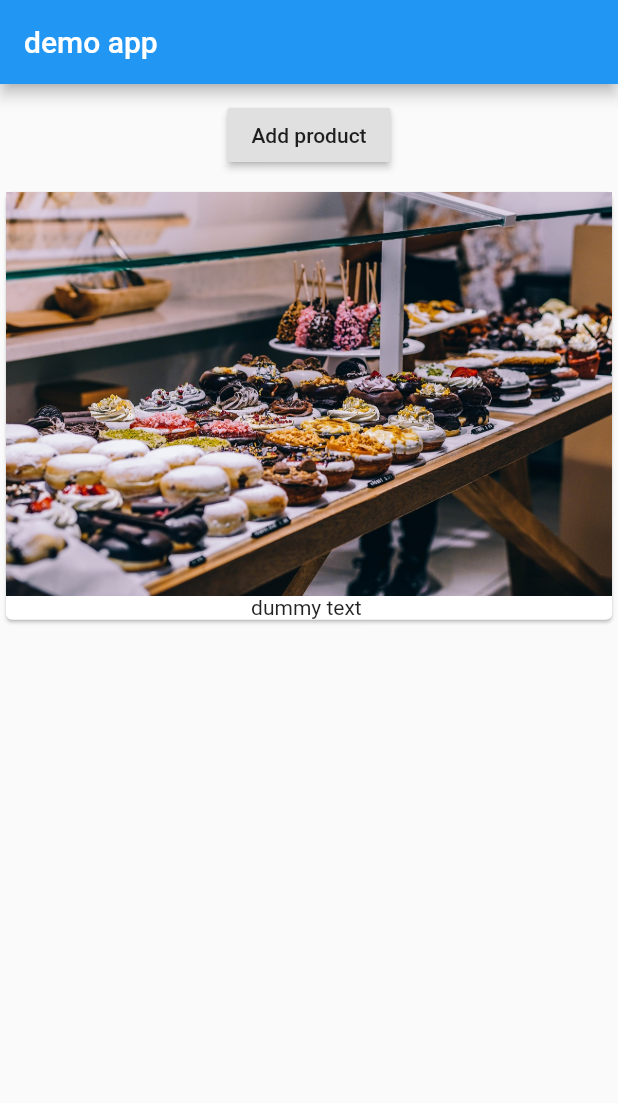
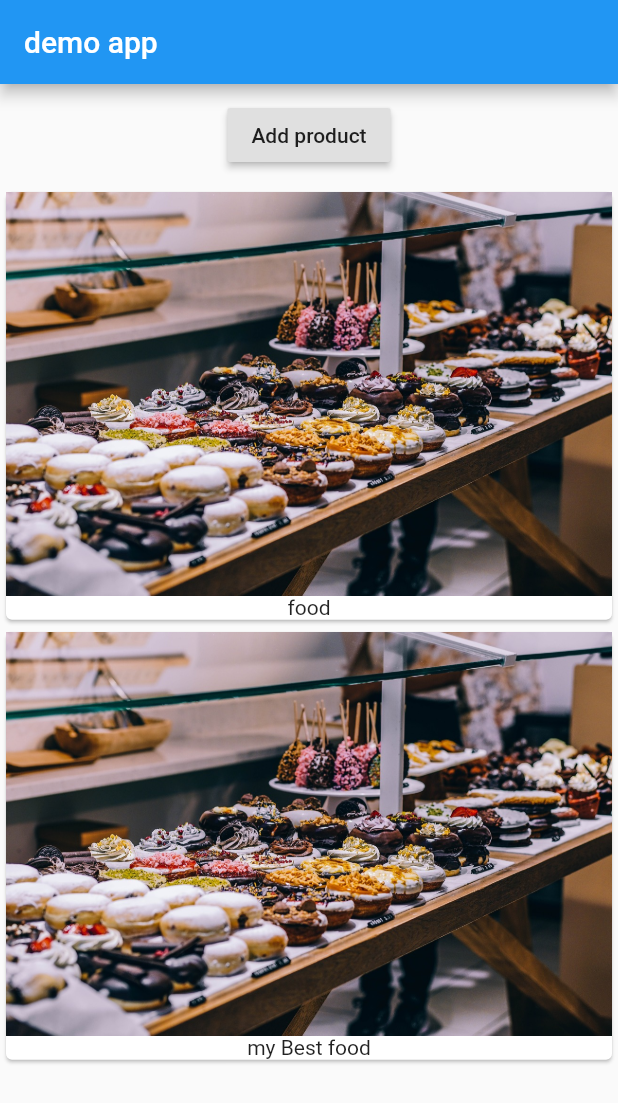
Before and after one commit to defoibrahim/flutter_products_store, a Flutter app: the screen it shows after launch, after a tap on "Add product", on a phone screen of 412 x 824 dp. Shown: the top 1103 px of the screen. Run offline on Flutter 3.47's test engine with Material 2 defaults, Android fonts, the phone set to English and light mode, and no system bars.

Commit message:
add list function

```diff
--- a/lib/main.dart
+++ b/lib/main.dart
@@ -2,10 +2,16 @@ import 'package:flutter/material.dart';
 
 void main() => runApp(MyApp());
 
-class MyApp extends StatelessWidget {
+class MyApp extends StatefulWidget {
+  @override
+  _MyAppState createState() => _MyAppState();
+}
+
+class _MyAppState extends State<MyApp> {
+  List<String> _products = ['food'];
+
   @override
   Widget build(BuildContext context) {
-    // TODO: implement build
     return MaterialApp(
         home: Scaffold(
       appBar: AppBar(
@@ -17,20 +23,27 @@ class MyApp extends StatelessWidget {
             margin: EdgeInsets.all(10.0),
             child: RaisedButton(
               child: Text("Add product"),
-                onPressed: () {},
+              onPressed: () {
+                setState(() {
+                  _products.add("my Best food");
+                });
+              },
             ),
           ),
-            Card(
+          Column(
+            children: _products
+                .map((element) => Card(
                       child: Column(
                         children: <Widget>[
                           Image.asset("assets/food.jpg"),
-                  Text("dummy text "),
+                          Text(element),
                         ],
                       ),
-            )
+                    ))
+                .toList(),
+          ),
         ],
       ),
-      ),
-    );
+    ));
   }
 }
```
Lines whose indentation alone changed are shown as unchanged.
